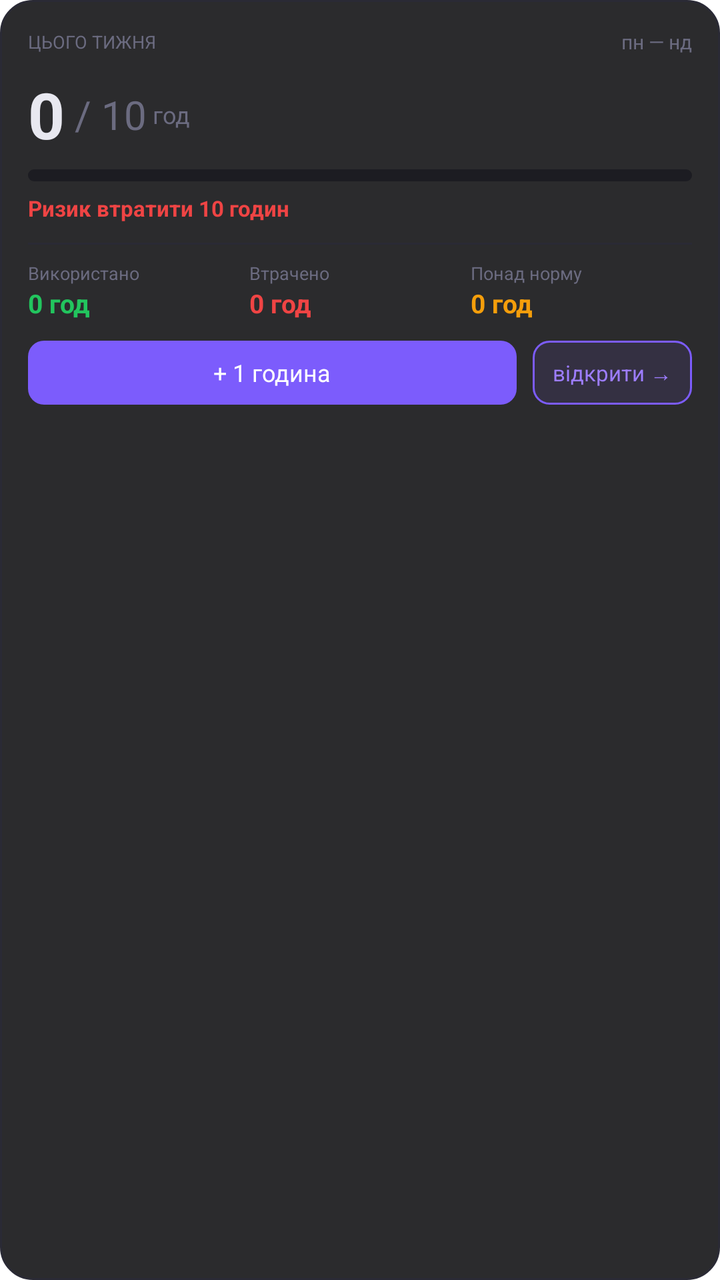
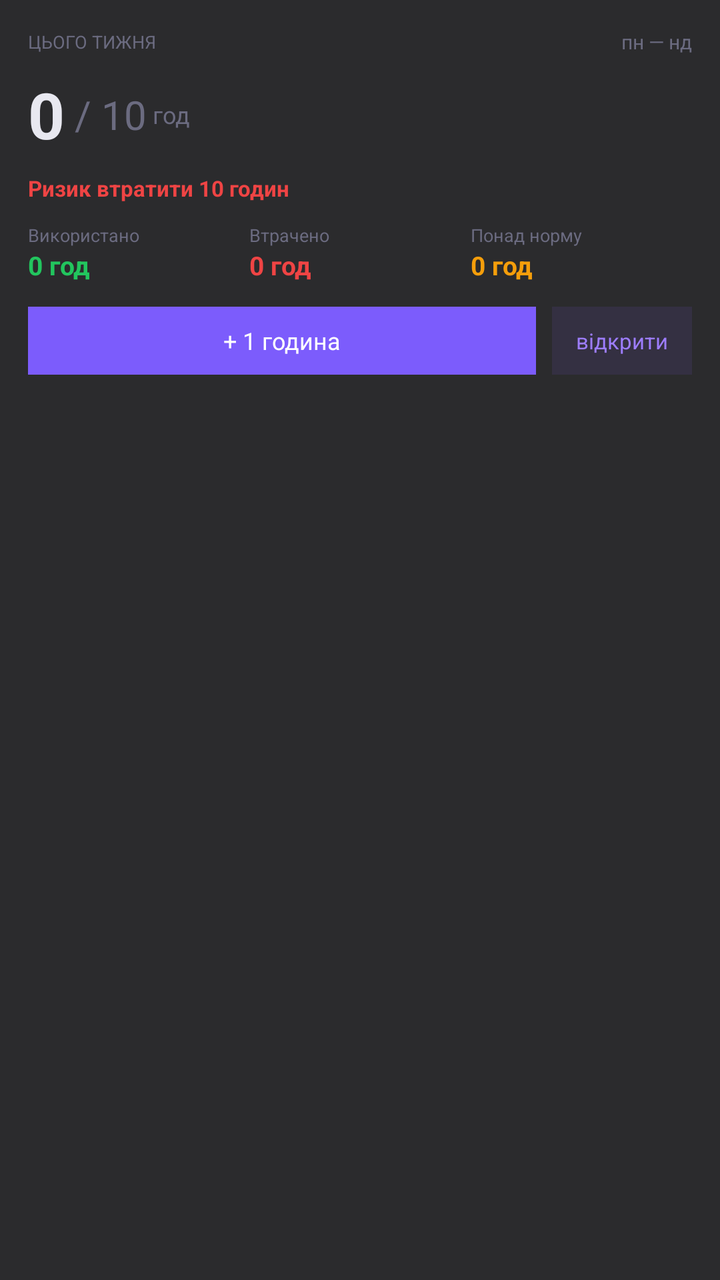

Two renders of the same Android screen: before a commit and after it. Below are the layout's source before the change and the commit's diff.
<!-- AndroidManifest.xml: fallback theme Theme.MaterialComponents.DayNight.NoActionBar -->
<!-- res/layout/focus_widget_large.xml -->
<?xml version="1.0" encoding="utf-8"?>
<LinearLayout
    xmlns:android="http://schemas.android.com/apk/res/android"
    android:layout_width="match_parent"
    android:layout_height="match_parent"
    android:orientation="vertical"
    android:background="@drawable/widget_bg"
    android:padding="14dp">

    <LinearLayout
        android:layout_width="match_parent"
        android:layout_height="wrap_content"
        android:orientation="horizontal"
        android:gravity="center_vertical">
        <TextView
            android:layout_width="0dp"
            android:layout_height="wrap_content"
            android:layout_weight="1"
            android:text="ЦЬОГО ТИЖНЯ"
            android:textColor="#FF6B6B80"
            android:textSize="9sp"
            android:textAllCaps="true"/>
        <TextView
            android:id="@+id/widget_large_dates"
            android:layout_width="wrap_content"
            android:layout_height="wrap_content"
            android:text="пн — нд"
            android:textColor="#FF6B6B80"
            android:textSize="10sp"/>
    </LinearLayout>

    <LinearLayout
        android:layout_width="match_parent"
        android:layout_height="wrap_content"
        android:orientation="horizontal"
        android:gravity="center_vertical"
        android:layout_marginTop="8dp">
        <TextView
            android:id="@+id/widget_large_hours"
            android:layout_width="wrap_content"
            android:layout_height="wrap_content"
            android:text="0"
            android:textColor="#FFE8E8F0"
            android:textSize="32sp"
            android:textStyle="bold"/>
        <TextView
            android:layout_width="wrap_content"
            android:layout_height="wrap_content"
            android:text=" / "
            android:textColor="#FF6B6B80"
            android:textSize="20sp"/>
        <TextView
            android:id="@+id/widget_large_goal"
            android:layout_width="wrap_content"
            android:layout_height="wrap_content"
            android:text="10"
            android:textColor="#FF6B6B80"
            android:textSize="20sp"/>
        <TextView
            android:layout_width="wrap_content"
            android:layout_height="wrap_content"
            android:text=" год"
            android:textColor="#FF6B6B80"
            android:textSize="12sp"/>
    </LinearLayout>

    <ProgressBar
        android:id="@+id/widget_large_bar"
        style="?android:attr/progressBarStyleHorizontal"
        android:layout_width="match_parent"
        android:layout_height="6dp"
        android:layout_marginTop="6dp"
        android:progressDrawable="@drawable/progress_bar_drawable"
        android:max="100"
        android:progress="0"/>

    <TextView
        android:id="@+id/widget_large_risk"
        android:layout_width="match_parent"
        android:layout_height="wrap_content"
        android:layout_marginTop="6dp"
        android:text="Ризик втратити 10 годин"
        android:textColor="#FFEF4444"
        android:textSize="11sp"
        android:textStyle="bold"/>

    <View
        android:layout_width="match_parent"
        android:layout_height="1dp"
        android:layout_marginTop="10dp"
        android:layout_marginBottom="8dp"
        android:background="#FF2A2A35"/>

    <LinearLayout
        android:layout_width="match_parent"
        android:layout_height="wrap_content"
        android:orientation="horizontal">

        <LinearLayout
            android:layout_width="0dp"
            android:layout_height="wrap_content"
            android:layout_weight="1"
            android:orientation="vertical">
            <TextView
                android:layout_width="wrap_content"
                android:layout_height="wrap_content"
                android:text="Використано"
                android:textColor="#FF6B6B80"
                android:textSize="9sp"/>
            <TextView
                android:id="@+id/widget_large_used"
                android:layout_width="wrap_content"
                android:layout_height="wrap_content"
                android:text="0 год"
                android:textColor="#FF22C55E"
                android:textSize="13sp"
                android:textStyle="bold"/>
        </LinearLayout>

        <LinearLayout
            android:layout_width="0dp"
            android:layout_height="wrap_content"
            android:layout_weight="1"
            android:orientation="vertical">
            <TextView
                android:layout_width="wrap_content"
                android:layout_height="wrap_content"
                android:text="Втрачено"
                android:textColor="#FF6B6B80"
                android:textSize="9sp"/>
            <TextView
                android:id="@+id/widget_large_lost"
                android:layout_width="wrap_content"
                android:layout_height="wrap_content"
                android:text="0 год"
                android:textColor="#FFEF4444"
                android:textSize="13sp"
                android:textStyle="bold"/>
        </LinearLayout>

        <LinearLayout
            android:layout_width="0dp"
            android:layout_height="wrap_content"
            android:layout_weight="1"
            android:orientation="vertical">
            <TextView
                android:layout_width="wrap_content"
                android:layout_height="wrap_content"
                android:text="Понад норму"
                android:textColor="#FF6B6B80"
                android:textSize="9sp"/>
            <TextView
                android:id="@+id/widget_large_over"
                android:layout_width="wrap_content"
                android:layout_height="wrap_content"
                android:text="0 год"
                android:textColor="#FFF59E0B"
                android:textSize="13sp"
                android:textStyle="bold"/>
        </LinearLayout>
    </LinearLayout>

    
    <LinearLayout
        android:layout_width="match_parent"
        android:layout_height="wrap_content"
        android:orientation="horizontal"
        android:layout_marginTop="10dp"
        android:gravity="center_vertical">

        <TextView
            android:id="@+id/widget_large_btn_add"
            android:layout_width="0dp"
            android:layout_height="32dp"
            android:layout_weight="1"
            android:text="+ 1 година"
            android:textSize="12sp"
            android:textColor="#FFFFFFFF"
            android:background="@drawable/btn_bg"
            android:gravity="center"
            android:clickable="true"/>

        <TextView
            android:id="@+id/widget_large_btn_open"
            android:layout_width="wrap_content"
            android:layout_height="32dp"
            android:layout_marginLeft="8dp"
            android:text="відкрити →"
            android:textSize="11sp"
            android:textColor="#FF9D7DFF"
            android:background="@drawable/btn_outline_bg"
            android:gravity="center"
            android:paddingLeft="10dp"
            android:paddingRight="10dp"
            android:clickable="true"/>
    </LinearLayout>
</LinearLayout>
<!-- resources referenced by this layout -->
<resources>
  <!-- drawable btn_bg (drawable) -->
  <?xml version="1.0" encoding="utf-8"?>
  <shape xmlns:android="http://schemas.android.com/apk/res/android"
      android:shape="rectangle">
      <solid android:color="#FF7C5CFC"/>
      <corners android:radius="8dp"/>
  </shape>
  <!-- drawable btn_outline_bg (drawable) -->
  <?xml version="1.0" encoding="utf-8"?>
  <shape xmlns:android="http://schemas.android.com/apk/res/android"
      android:shape="rectangle">
      <solid android:color="#1A7C5CFC"/>
      <stroke android:width="1dp" android:color="#FF7C5CFC"/>
      <corners android:radius="8dp"/>
  </shape>
  <!-- drawable progress_bar_drawable (drawable) -->
  <?xml version="1.0" encoding="utf-8"?>
  <layer-list xmlns:android="http://schemas.android.com/apk/res/android">
      <item android:id="@android:id/background">
          <shape android:shape="rectangle">
              <solid android:color="#FF1C1C22"/>
              <corners android:radius="99dp"/>
          </shape>
      </item>
      <item android:id="@android:id/progress">
          <clip>
              <shape android:shape="rectangle">
                  <solid android:color="#FF7C5CFC"/>
                  <corners android:radius="99dp"/>
              </shape>
          </clip>
      </item>
  </layer-list>
  <!-- drawable widget_bg (drawable) -->
  <?xml version="1.0" encoding="utf-8"?>
  <shape xmlns:android="http://schemas.android.com/apk/res/android"
      android:shape="rectangle">
      <solid android:color="#E6141417"/>
      <corners android:radius="16dp"/>
      <stroke android:width="1dp" android:color="#FF2A2A35"/>
  </shape>
</resources>

<!-- the commit's change to res/layout/focus_widget_large.xml (unified diff, before → after) -->
@@ -4,7 +4,7 @@
     android:layout_width="match_parent"
     android:layout_height="match_parent"
     android:orientation="vertical"
-    android:background="@drawable/widget_bg"
+    android:background="#E6141417"
     android:padding="14dp">
 
     <LinearLayout
@@ -18,8 +18,7 @@
             android:layout_weight="1"
             android:text="ЦЬОГО ТИЖНЯ"
             android:textColor="#FF6B6B80"
-            android:textSize="9sp"
-            android:textAllCaps="true"/>
+            android:textSize="9sp"/>
         <TextView
             android:id="@+id/widget_large_dates"
             android:layout_width="wrap_content"
@@ -64,37 +63,21 @@
             android:textSize="12sp"/>
     </LinearLayout>
 
-    <ProgressBar
-        android:id="@+id/widget_large_bar"
-        style="?android:attr/progressBarStyleHorizontal"
-        android:layout_width="match_parent"
-        android:layout_height="6dp"
-        android:layout_marginTop="6dp"
-        android:progressDrawable="@drawable/progress_bar_drawable"
-        android:max="100"
-        android:progress="0"/>
-
     <TextView
         android:id="@+id/widget_large_risk"
         android:layout_width="match_parent"
         android:layout_height="wrap_content"
-        android:layout_marginTop="6dp"
+        android:layout_marginTop="8dp"
         android:text="Ризик втратити 10 годин"
         android:textColor="#FFEF4444"
         android:textSize="11sp"
         android:textStyle="bold"/>
 
-    <View
-        android:layout_width="match_parent"
-        android:layout_height="1dp"
-        android:layout_marginTop="10dp"
-        android:layout_marginBottom="8dp"
-        android:background="#FF2A2A35"/>
-
     <LinearLayout
         android:layout_width="match_parent"
         android:layout_height="wrap_content"
-        android:orientation="horizontal">
+        android:orientation="horizontal"
+        android:layout_marginTop="10dp">
 
         <LinearLayout
             android:layout_width="0dp"
@@ -160,38 +143,35 @@
         </LinearLayout>
     </LinearLayout>
 
-    
     <LinearLayout
         android:layout_width="match_parent"
         android:layout_height="wrap_content"
         android:orientation="horizontal"
-        android:layout_marginTop="10dp"
+        android:layout_marginTop="12dp"
         android:gravity="center_vertical">
 
         <TextView
             android:id="@+id/widget_large_btn_add"
             android:layout_width="0dp"
-            android:layout_height="32dp"
+            android:layout_height="34dp"
             android:layout_weight="1"
             android:text="+ 1 година"
             android:textSize="12sp"
             android:textColor="#FFFFFFFF"
-            android:background="@drawable/btn_bg"
-            android:gravity="center"
-            android:clickable="true"/>
+            android:background="#FF7C5CFC"
+            android:gravity="center"/>
 
         <TextView
             android:id="@+id/widget_large_btn_open"
             android:layout_width="wrap_content"
-            android:layout_height="32dp"
+            android:layout_height="34dp"
             android:layout_marginLeft="8dp"
-            android:text="відкрити →"
+            android:text="відкрити"
             android:textSize="11sp"
             android:textColor="#FF9D7DFF"
-            android:background="@drawable/btn_outline_bg"
+            android:background="#1A7C5CFC"
             android:gravity="center"
-            android:paddingLeft="10dp"
-            android:paddingRight="10dp"
-            android:clickable="true"/>
+            android:paddingLeft="12dp"
+            android:paddingRight="12dp"/>
     </LinearLayout>
 </LinearLayout>
<!-- resource entries referenced after the edit -->
@@ -1,45 +1,5 @@
 <!-- resources referenced by this layout -->
 <resources>
-  <!-- drawable btn_bg (drawable) -->
-  <?xml version="1.0" encoding="utf-8"?>
-  <shape xmlns:android="http://schemas.android.com/apk/res/android"
-      android:shape="rectangle">
-      <solid android:color="#FF7C5CFC"/>
-      <corners android:radius="8dp"/>
-  </shape>
-  <!-- drawable btn_outline_bg (drawable) -->
-  <?xml version="1.0" encoding="utf-8"?>
-  <shape xmlns:android="http://schemas.android.com/apk/res/android"
-      android:shape="rectangle">
-      <solid android:color="#1A7C5CFC"/>
-      <stroke android:width="1dp" android:color="#FF7C5CFC"/>
-      <corners android:radius="8dp"/>
-  </shape>
-  <!-- drawable progress_bar_drawable (drawable) -->
-  <?xml version="1.0" encoding="utf-8"?>
-  <layer-list xmlns:android="http://schemas.android.com/apk/res/android">
-      <item android:id="@android:id/background">
-          <shape android:shape="rectangle">
-              <solid android:color="#FF1C1C22"/>
-              <corners android:radius="99dp"/>
-          </shape>
-      </item>
-      <item android:id="@android:id/progress">
-          <clip>
-              <shape android:shape="rectangle">
-                  <solid android:color="#FF7C5CFC"/>
-                  <corners android:radius="99dp"/>
-              </shape>
-          </clip>
-      </item>
-  </layer-list>
-  <!-- drawable widget_bg (drawable) -->
-  <?xml version="1.0" encoding="utf-8"?>
-  <shape xmlns:android="http://schemas.android.com/apk/res/android"
-      android:shape="rectangle">
-      <solid android:color="#E6141417"/>
-      <corners android:radius="16dp"/>
-      <stroke android:width="1dp" android:color="#FF2A2A35"/>
-  </shape>
+
 </resources>
 
